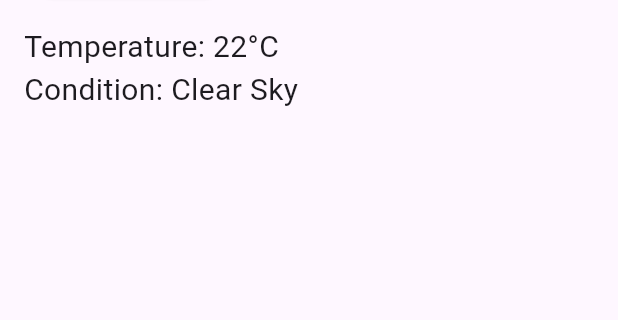
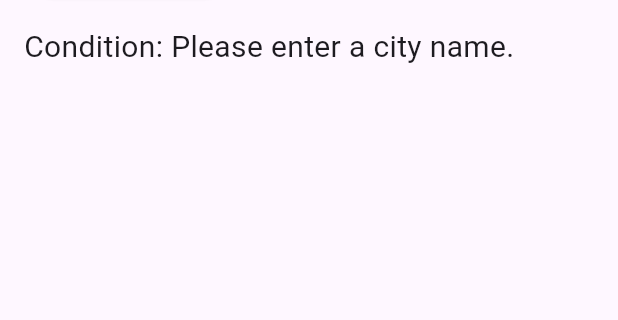
Before and after one commit to Mack-ux/weather_info_app, a Flutter app: the screen it shows after launch, after a tap on "Fetch Weather", on a phone screen of 412 x 824 dp, the part 287-607 px from its top. Run offline on Flutter 3.47's test engine with Material 3 defaults, Android fonts, the phone set to English and light mode, and no system bars.

Commit message:
Simulated weather data for input city

```diff
--- a/lib/main.dart
+++ b/lib/main.dart
@@ -1,3 +1,4 @@
+import 'dart:math';
 import 'package:flutter/material.dart';
 
 void main() {
@@ -28,13 +29,33 @@ class _WeatherPageState extends State<WeatherPage> {
   String _temperature = '';
   String _weatherCondition = '';
 
+  // Function to simulate fetching weather data
   void _fetchWeather() {
-    // Here you would typically make an API call to fetch weather data.
+    final city = _cityController.text;
+
+    if (city.isEmpty) {
+      // If the user hasn't entered a city, show an error
+      setState(() {
+        _cityName = '';
+        _temperature = '';
+        _weatherCondition = 'Please enter a city name.';
+      });
+      return;
+    }
+
+    final random = Random();
+
+    // Generate a random temperature between 15°C and 30°C
+    final temp = 15 + random.nextInt(16); // 15 to 30°C
+
+    // List of weather conditions
+    const weatherConditions = ['Sunny', 'Cloudy', 'Rainy'];
+    final condition = weatherConditions[random.nextInt(weatherConditions.length)];
+
     setState(() {
-      // For demonstration, setting static data as placeholders
-      _cityName = _cityController.text;
-      _temperature = '22°C'; // Placeholder temperature
-      _weatherCondition = 'Clear Sky'; // Placeholder weather condition
+      _cityName = city;
+      _temperature = '$temp°C';
+      _weatherCondition = condition;
     });
   }
 
```
